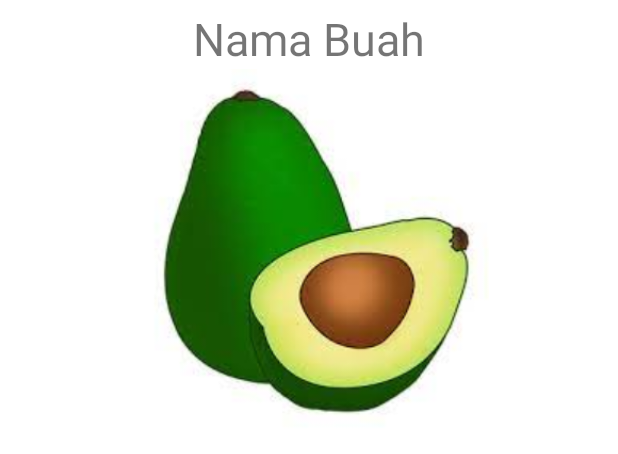
After one commit to AnnisaaFitri/ViewData, an Android app: the layout activity_detail_buah.xml on its own in the app's theme, with its tools: preview values and no code run, on a phone screen of 412 x 824 dp. The commit adds this screen. Shown: the top 454 px of the screen. Run offline under Robolectric (Android 15) with nearby library versions, the phone set to English and light mode, and no system bars.

Commit message:
View Data

```diff
--- a/app/src/main/AndroidManifest.xml
+++ b/app/src/main/AndroidManifest.xml
@@ -9,6 +9,9 @@
         android:roundIcon="@mipmap/ic_launcher_round"
         android:supportsRtl="true"
         android:theme="@style/Theme.ViewData">
+        <activity
+            android:name=".DetailBuahActivity"
+            android:exported="false" />
         <activity
             android:name=".RecylerActivity"
             android:exported="false" />
--- /dev/null
+++ b/app/src/main/res/layout/activity_detail_buah.xml
@@ -0,0 +1,21 @@
+<?xml version="1.0" encoding="utf-8"?>
+<LinearLayout xmlns:android="http://schemas.android.com/apk/res/android"
+    xmlns:tools="http://schemas.android.com/tools"
+    android:layout_width="match_parent"
+    android:layout_height="match_parent"
+    android:layout_margin="5dp"
+    android:orientation="vertical"
+    tools:context=".DetailBuahActivity">
+    <TextView
+        android:id="@+id/detailtxt"
+        android:layout_width="match_parent"
+        android:layout_height="wrap_content"
+        android:gravity="center"
+        android:text="@string/nama_buah"
+        android:textSize="30sp" />
+    <ImageView
+        android:id="@+id/imgdetail"
+        android:layout_width="match_parent"
+        android:layout_height="240dp"
+        android:src="@drawable/alpukat" />
+</LinearLayout>
```
Also changed, not shown: app/src/main/java/annisafitri/polbeng/viewdata/CustomAdapter.kt (+8 -0 lines), app/src/main/java/annisafitri/polbeng/viewdata/DetailBuahActivity.kt (added, +18 -0 lines).
